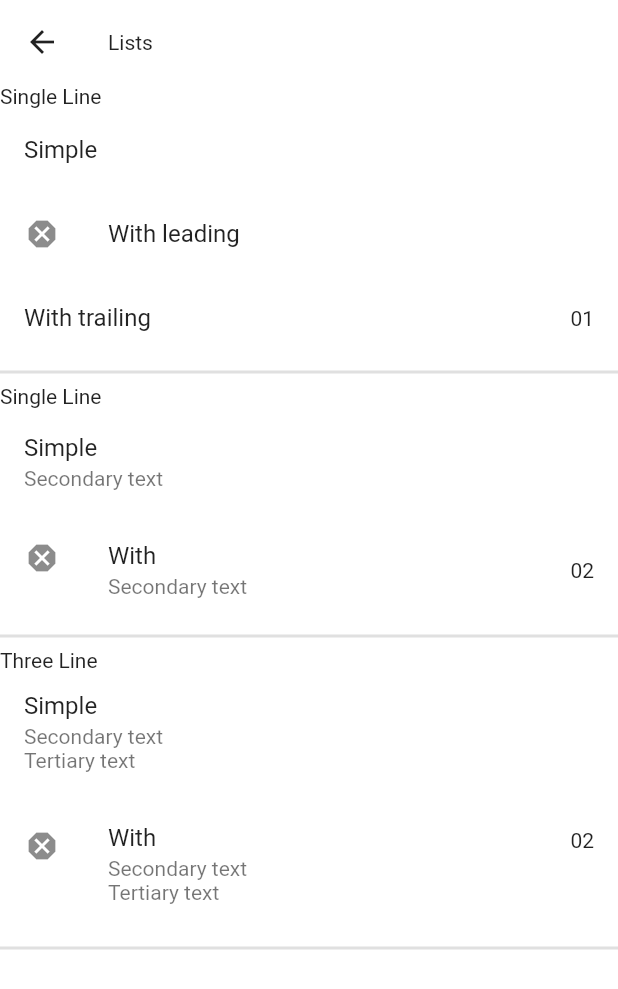
After one commit to organic-nailer/flutter_fast_ui_white, a Flutter app: the ListPage screen opened directly, on a phone screen of 412 x 824 dp. The commit adds this screen. Shown: the top 989 px of the screen. Run offline on Flutter 3.47's test engine with Material 2 defaults, Android fonts, the light colour scheme and no system bars.

Commit message:
add lists

```diff
--- a/lib/main.dart
+++ b/lib/main.dart
@@ -7,6 +7,7 @@ import 'package:flutter_fast_ui_white/pages/button_page.dart';
 import 'package:flutter_fast_ui_white/pages/card_page.dart';
 import 'package:flutter_fast_ui_white/pages/chips_page.dart';
 import 'package:flutter_fast_ui_white/pages/inputs_except_text_page.dart';
+import 'package:flutter_fast_ui_white/pages/list_page.dart';
 import 'package:intl/date_symbol_data_local.dart';
 
 void main() {
@@ -83,7 +84,9 @@ class MyApp extends StatelessWidget {
                   secondaryColor: accentColor,
                   brightness: Brightness.light,
                   labelStyle: typography.black.bodyText1!)
-              .copyWith(elevation: 0, pressElevation: 0)),
+              .copyWith(elevation: 0, pressElevation: 0),
+          dividerTheme:
+              DividerThemeData(color: Color(0x1F000000), thickness: 2)),
       home: SampleListPage(),
     );
   }
@@ -124,7 +127,8 @@ class SampleListPage extends StatelessWidget {
     SampleData("CardPage", (_) => CardPage()),
     SampleData("Inputs(Text除く)", (_) => InputsExceptTextPage()),
     SampleData("Chips", (_) => ChipsPage()),
-    SampleData("Dialogs", (_) => AlertsPage())
+    SampleData("Dialogs", (_) => AlertsPage()),
+    SampleData("List", (_) => ListPage())
   ];
 }
 
--- /dev/null
+++ b/lib/pages/list_page.dart
@@ -0,0 +1,59 @@
+import 'package:flutter/cupertino.dart';
+import 'package:flutter/material.dart';
+
+class ListPage extends StatelessWidget {
+  const ListPage({Key? key}) : super(key: key);
+
+  @override
+  Widget build(BuildContext context) {
+    return Scaffold(
+      appBar: AppBar(
+        title: Text("Lists"),
+      ),
+      body: Column(
+        crossAxisAlignment: CrossAxisAlignment.start,
+        children: [
+          Text("Single Line"),
+          ListTile(
+            title: Text("Simple"),
+          ),
+          ListTile(
+            title: Text("With leading"),
+            leading: Icon(Icons.dangerous),
+          ),
+          ListTile(
+            title: Text("With trailing"),
+            trailing: Text("01"),
+          ),
+          Divider(),
+          Text("Single Line"),
+          ListTile(
+            title: Text("Simple"),
+            subtitle: Text('Secondary text'),
+          ),
+          ListTile(
+            title: Text("With"),
+            subtitle: Text('Secondary text'),
+            leading: Icon(Icons.dangerous),
+            trailing: Text("02"),
+          ),
+          Divider(),
+          Text("Three Line"),
+          ListTile(
+            title: Text("Simple"),
+            isThreeLine: true,
+            subtitle: Text('Secondary text\nTertiary text'),
+          ),
+          ListTile(
+            title: Text("With"),
+            isThreeLine: true,
+            subtitle: Text('Secondary text\nTertiary text'),
+            leading: Icon(Icons.dangerous),
+            trailing: Text("02"),
+          ),
+          Divider(),
+        ],
+      ),
+    );
+  }
+}
```
